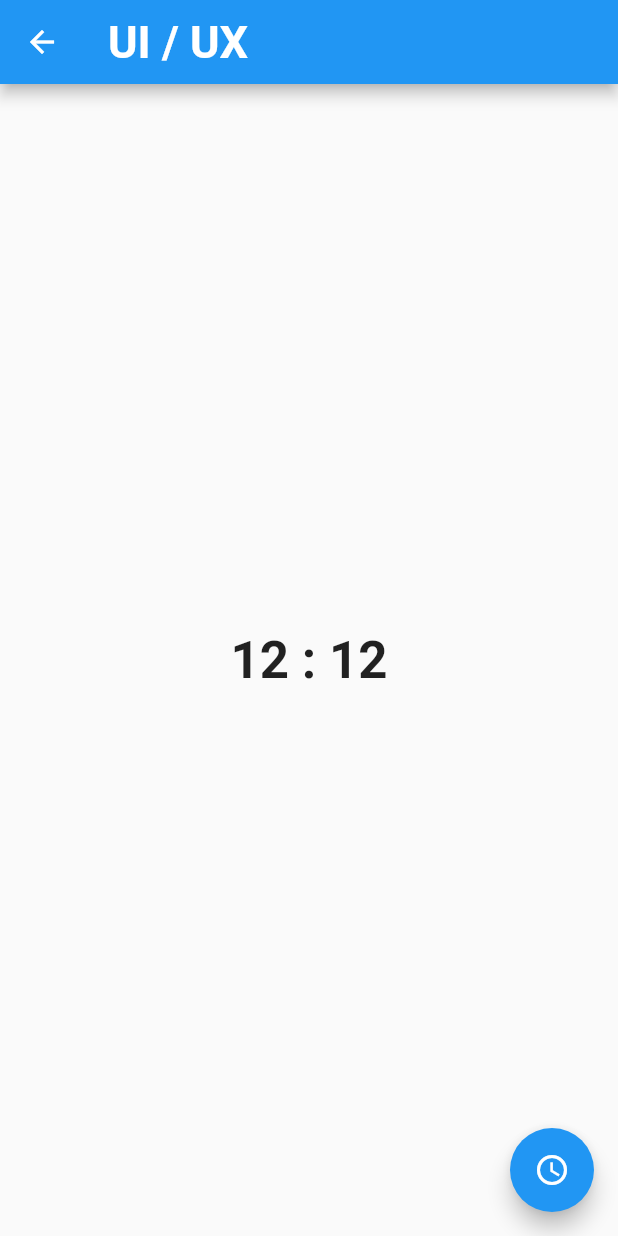
After one commit to Enterprise09/Flutter_Study, a Flutter app: the screen it shows after launch, in the side drawer, after a tap on "Time picker", on a phone screen of 412 x 824 dp. The commit adds this screen. Run offline on Flutter 3.47's test engine with Material 2 defaults, Android fonts, the phone set to English and light mode, and no system bars; our stand-ins replace carousel_slider, cloud_firestore, firebase_messaging, flutter_linkify, get; accounts and stored records are empty.

Commit message:
[+] Time Picker Dialog example

```diff
--- a/ui_study/lib/screen/screen_home.dart
+++ b/ui_study/lib/screen/screen_home.dart
@@ -2,6 +2,7 @@ import 'package:flutter/material.dart';
 import 'package:ui_study/screen/screen_choice_chip.dart';
 import 'package:ui_study/screen/screen_expansion_tile.dart';
 import 'package:ui_study/screen/screen_stapper.dart';
+import 'package:ui_study/screen/screen_timepicker.dart';
 
 class MyHomeScreen extends StatelessWidget {
   const MyHomeScreen({Key? key}) : super(key: key);
@@ -84,6 +85,17 @@ class _MyHomeState extends State<MyHome> {
                   }));
                 },
               ),
+              ListTile(
+                title: const Text(
+                  'Time picker',
+                  style: TextStyle(fontSize: 17),
+                ),
+                onTap: () {
+                  Navigator.push(context, MaterialPageRoute(builder: (context) {
+                    return const TimePickerScreen();
+                  }));
+                },
+              ),
             ],
           ),
         ),
--- /dev/null
+++ b/ui_study/lib/screen/screen_timepicker.dart
@@ -0,0 +1,51 @@
+import 'package:flutter/material.dart';
+
+class TimePickerScreen extends StatelessWidget {
+  const TimePickerScreen({Key? key}) : super(key: key);
+
+  @override
+  Widget build(BuildContext context) {
+    return const TimePickerState();
+  }
+}
+
+class TimePickerState extends StatefulWidget {
+  const TimePickerState({Key? key}) : super(key: key);
+
+  @override
+  _TimePickerStateState createState() => _TimePickerStateState();
+}
+
+class _TimePickerStateState extends State<TimePickerState> {
+  TimeOfDay? time = const TimeOfDay(hour: 12, minute: 12);
+
+  @override
+  Widget build(BuildContext context) {
+    return Scaffold(
+      appBar: AppBar(
+        title: const Text(
+          'UI / UX',
+          style: TextStyle(fontWeight: FontWeight.bold, fontSize: 30),
+        ),
+      ),
+      body: Center(
+        child: Text(
+          '${time!.hour.toString()} : ${time!.minute.toString()}',
+          style: const TextStyle(fontWeight: FontWeight.bold, fontSize: 34),
+        ),
+      ),
+      floatingActionButton: FloatingActionButton(
+        child: const Icon(Icons.access_time),
+        onPressed: () async {
+          TimeOfDay? newTime =
+              await showTimePicker(context: context, initialTime: time!);
+          if (newTime != null) {
+            setState(() {
+              time = newTime;
+            });
+          }
+        },
+      ),
+    );
+  }
+}
```
